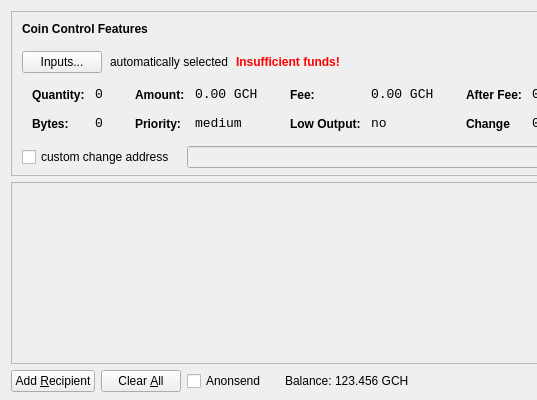
First picture: the form in src/qt/forms/sendcoinsdialog.ui, repository galaxycash/galaxycash, before the edit; both pictures show x 0 to 537 and y 0 to 400 of the 850 by 400 pixel window.
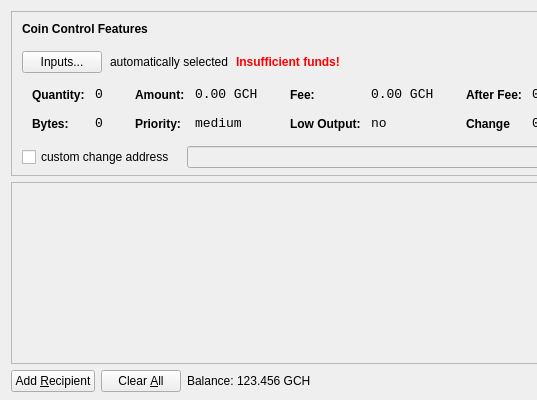
Second picture: the form after the edit. Icons and pictures are not drawn.

Diff of the .ui file:
```diff
--- a/src/qt/forms/sendcoinsdialog.ui
+++ b/src/qt/forms/sendcoinsdialog.ui
@@ -717,22 +717,6 @@
        <property name="spacing">
         <number>3</number>
        </property>
-       <item>
-        <widget class="QCheckBox" name="checkUseAnonsend">
-         <property name="minimumSize">
-          <size>
-           <width>95</width>
-           <height>0</height>
-          </size>
-         </property>
-         <property name="text">
-          <string>Anonsend</string>
-         </property>
-         <property name="checked">
-          <bool>false</bool>
-         </property>
-        </widget>
-       </item>
        <item>
         <widget class="QLabel" name="label">
          <property name="sizePolicy">
```
